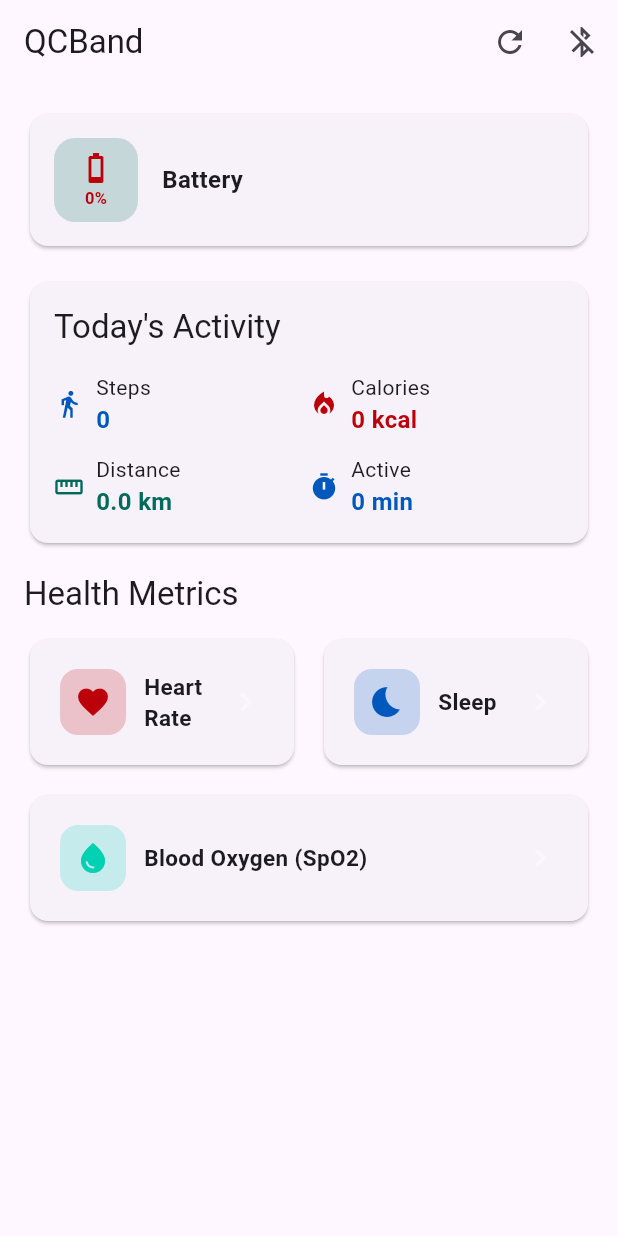
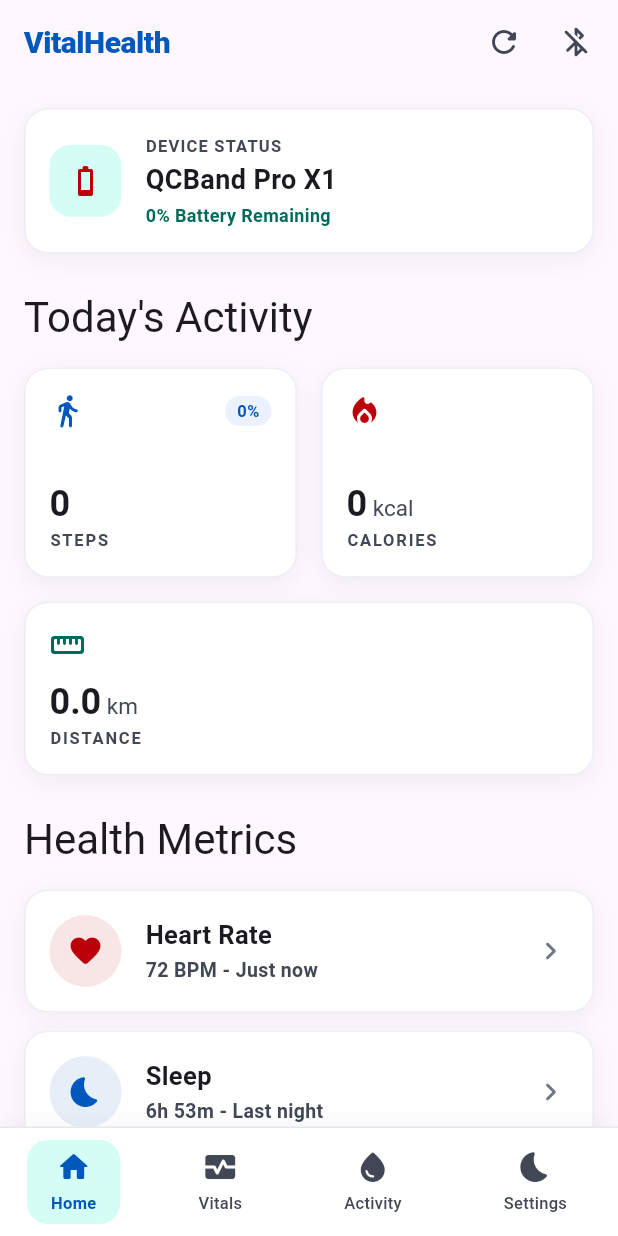
Before and after one commit to tranthienhau/flutter-qcband-sdk, a Flutter app: the DashboardScreen screen opened by its route, on a phone screen of 412 x 824 dp. Run offline on Flutter 3.47's test engine with Material 3 defaults, Android fonts, the light colour scheme and no system bars; our stand-ins replace flutter_riverpod, go_router; statements that could not run were skipped.

Commit message:
feat(dashboard): redesign to bento health layout
Device-status card, bento activity grid (steps goal %, calories,
distance), circular-icon metric rows, blue daily-insight banner.

```diff
--- a/lib/presentation/screens/dashboard/dashboard_screen.dart
+++ b/lib/presentation/screens/dashboard/dashboard_screen.dart
@@ -5,6 +5,7 @@
 import '../../../data/models/ble_device.dart';
 import '../../../main.dart';
 import '../../providers/providers.dart';
+import '../../widgets/app_bottom_nav.dart';
 
 class DashboardScreen extends ConsumerStatefulWidget {
   const DashboardScreen({super.key});
@@ -120,78 +121,82 @@
 
   @override
   Widget build(BuildContext context) {
-    final device = ref.watch(connectedDeviceProvider);
     final battery = ref.watch(batteryProvider);
     final sport = ref.watch(sportDataProvider);
     final deviceInfo = ref.watch(deviceInfoProvider);
-    final features = ref.watch(featureMapProvider);
 
     return Scaffold(
       appBar: AppBar(
-        title: Text(device?.name ?? 'QCBand'),
+        titleSpacing: 16,
+        title: const Text(
+          'VitalHealth',
+          style: TextStyle(
+            color: AppTheme.primary,
+            fontSize: 20,
+            fontWeight: FontWeight.w800,
+            letterSpacing: -0.3,
+          ),
+        ),
         actions: [
           IconButton(
-            icon: const Icon(Icons.refresh),
+            icon: const Icon(Icons.refresh_rounded),
+            color: AppTheme.onSurfaceVariant,
             onPressed: _refreshData,
           ),
           IconButton(
-            icon: const Icon(Icons.bluetooth_disabled),
+            icon: const Icon(Icons.bluetooth_disabled_rounded),
+            color: AppTheme.onSurfaceVariant,
             onPressed: _disconnect,
           ),
+          const SizedBox(width: 4),
         ],
       ),
+      bottomNavigationBar: const AppBottomNav(activeIndex: 0),
       body: RefreshIndicator(
         onRefresh: _refreshData,
         child: ListView(
-          padding: const EdgeInsets.all(16),
+          padding: const EdgeInsets.fromLTRB(16, 16, 16, 24),
           children: [
-            // Battery & Device Info
-            _BatteryDeviceCard(
-              battery: battery,
-              deviceInfo: deviceInfo,
-            ),
+            _DeviceStatusCard(battery: battery, deviceInfo: deviceInfo),
+            const SizedBox(height: 24),
+
+            // Today's Activity
+            Text("Today's Activity",
+                style: Theme.of(context).textTheme.headlineMedium),
             const SizedBox(height: 16),
+            _ActivityGrid(sport: sport),
+            const SizedBox(height: 24),
 
-            // Activity summary
-            _ActivityCard(sport: sport),
+            // Health Metrics
+            Text('Health Metrics',
+                style: Theme.of(context).textTheme.headlineMedium),
             const SizedBox(height: 16),
-
-            // Navigation cards
-            Text(
-              'Health Metrics',
-              style: Theme.of(context).textTheme.titleLarge,
+            _MetricRow(
+              icon: Icons.favorite_rounded,
+              iconColor: AppTheme.tertiary,
+              title: 'Heart Rate',
+              subtitle: '72 BPM - Just now',
+              onTap: () => context.go('/heart-rate'),
             ),
             const SizedBox(height: 12),
-
-            Row(
-              children: [
-                Expanded(
-                  child: _NavCard(
-                    icon: Icons.favorite,
-                    label: 'Heart Rate',
-                    color: AppTheme.heartRateColor,
-                    onTap: () => context.go('/heart-rate'),
-                  ),
-                ),
-                const SizedBox(width: 12),
-                Expanded(
-                  child: _NavCard(
-                    icon: Icons.bedtime,
-                    label: 'Sleep',
-                    color: AppTheme.sleepColor,
+            _MetricRow(
+              icon: Icons.bedtime_rounded,
+              iconColor: AppTheme.primary,
+              title: 'Sleep',
+              subtitle: '6h 53m - Last night',
               onTap: () => context.go('/sleep'),
             ),
-                ),
-              ],
-            ),
             const SizedBox(height: 12),
-
-            _NavCard(
-              icon: Icons.water_drop,
-              label: 'Blood Oxygen (SpO2)',
-              color: AppTheme.spo2Color,
+            _MetricRow(
+              icon: Icons.water_drop_rounded,
+              iconColor: AppTheme.secondary,
+              title: 'Blood Oxygen (SpO2)',
+              subtitle: '98% - Optimal',
               onTap: () => context.go('/spo2'),
             ),
+            const SizedBox(height: 24),
+
+            const _InsightCard(),
           ],
         ),
       ),
@@ -199,53 +204,36 @@
   }
 }
 
-class _BatteryDeviceCard extends StatelessWidget {
+class _DeviceStatusCard extends StatelessWidget {
   final dynamic battery;
   final dynamic deviceInfo;
 
-  const _BatteryDeviceCard({this.battery, this.deviceInfo});
+  const _DeviceStatusCard({this.battery, this.deviceInfo});
 
   @override
   Widget build(BuildContext context) {
     final level = battery?.level ?? 0;
     final charging = battery?.charging ?? false;
+    final deviceName = 'QCBand Pro X1';
 
-    return Card(
-      child: Padding(
+    return Container(
       padding: const EdgeInsets.all(16),
+      decoration: AppTheme.cardDecoration(),
       child: Row(
         children: [
-            // Battery indicator
           Container(
-              width: 56,
-              height: 56,
+            padding: const EdgeInsets.all(12),
             decoration: BoxDecoration(
-                color: AppTheme.batteryColor.withValues(alpha: 0.2),
+              color: AppTheme.secondaryContainer.withValues(alpha: 0.25),
               borderRadius: BorderRadius.circular(14),
             ),
-              child: Column(
-                mainAxisAlignment: MainAxisAlignment.center,
-                children: [
-                  Icon(
+            child: Icon(
               charging
-                        ? Icons.battery_charging_full
-                        : level > 50
-                            ? Icons.battery_full
+                  ? Icons.battery_charging_full_rounded
                   : level > 20
-                                ? Icons.battery_3_bar
-                                : Icons.battery_1_bar,
-                    color: level > 20 ? AppTheme.batteryColor : AppTheme.heartRateColor,
-                    size: 24,
-                  ),
-                  Text(
-                    '$level%',
-                    style: TextStyle(
-                      fontSize: 11,
-                      fontWeight: FontWeight.bold,
-                      color: level > 20 ? AppTheme.batteryColor : AppTheme.heartRateColor,
-                    ),
-                  ),
-                ],
+                      ? Icons.battery_full_rounded
+                      : Icons.battery_1_bar_rounded,
+              color: level > 20 ? AppTheme.secondary : AppTheme.tertiary,
             ),
           ),
           const SizedBox(width: 16),
@@ -254,179 +242,263 @@
               crossAxisAlignment: CrossAxisAlignment.start,
               children: [
                 Text(
-                    charging ? 'Charging' : 'Battery',
-                    style: const TextStyle(
+                  'DEVICE STATUS',
+                  style: TextStyle(
+                    fontSize: 11,
                     fontWeight: FontWeight.w600,
-                      fontSize: 16,
+                    letterSpacing: 0.8,
+                    color: AppTheme.onSurfaceVariant,
                   ),
                 ),
-                  if (deviceInfo != null) ...[
-                    const SizedBox(height: 4),
+                const SizedBox(height: 2),
                 Text(
-                      'HW: ${deviceInfo.hardware}  SW: ${deviceInfo.software}',
-                      style: Theme.of(context).textTheme.bodyMedium,
+                  deviceName,
+                  style: const TextStyle(
+                    fontSize: 18,
+                    fontWeight: FontWeight.w700,
+                    color: AppTheme.onSurface,
                   ),
-                  ],
-                ],
+                ),
+                const SizedBox(height: 2),
+                Text(
+                  charging
+                      ? 'Charging - $level%'
+                      : '$level% Battery Remaining',
+                  style: const TextStyle(
+                    fontSize: 12,
+                    fontWeight: FontWeight.w600,
+                    color: AppTheme.secondary,
                   ),
                 ),
               ],
             ),
           ),
+          if (deviceInfo != null)
+            Column(
+              crossAxisAlignment: CrossAxisAlignment.end,
+              children: [
+                Text('HW: ${deviceInfo.hardware}',
+                    style: const TextStyle(
+                        fontSize: 11, color: AppTheme.outline)),
+                Text('SW: ${deviceInfo.software}',
+                    style: const TextStyle(
+                        fontSize: 11, color: AppTheme.outline)),
+              ],
+            ),
+        ],
+      ),
     );
   }
 }
 
-class _ActivityCard extends StatelessWidget {
+class _ActivityGrid extends StatelessWidget {
   final dynamic sport;
 
-  const _ActivityCard({this.sport});
+  const _ActivityGrid({this.sport});
 
   @override
   Widget build(BuildContext context) {
     final steps = sport?.steps ?? 0;
     final calories = sport?.calories ?? 0.0;
     final distance = sport?.distance ?? 0;
-    final activeMinutes = sport?.activeMinutes ?? 0;
+    final goalPct = ((steps / 10000) * 100).clamp(0, 100).round();
 
-    return Card(
-      child: Padding(
-        padding: const EdgeInsets.all(16),
-        child: Column(
+    return Column(
+      children: [
+        Row(
           crossAxisAlignment: CrossAxisAlignment.start,
           children: [
-            Text('Today\'s Activity',
-                style: Theme.of(context).textTheme.titleLarge),
-            const SizedBox(height: 16),
-            Row(
-              children: [
             Expanded(
-                  child: _MetricTile(
-                    icon: Icons.directions_walk,
-                    label: 'Steps',
+              child: _ActivityTile(
+                icon: Icons.directions_walk_rounded,
+                iconColor: AppTheme.primary,
                 value: '$steps',
-                    color: AppTheme.stepsColor,
+                label: 'STEPS',
+                badge: '$goalPct%',
               ),
             ),
+            const SizedBox(width: 16),
             Expanded(
-                  child: _MetricTile(
-                    icon: Icons.local_fire_department,
-                    label: 'Calories',
-                    value: '${calories.toInt()} kcal',
-                    color: AppTheme.caloriesColor,
+              child: _ActivityTile(
+                icon: Icons.local_fire_department_rounded,
+                iconColor: AppTheme.tertiary,
+                value: '${calories.toInt()}',
+                unit: 'kcal',
+                label: 'CALORIES',
               ),
             ),
           ],
         ),
-            const SizedBox(height: 12),
+        const SizedBox(height: 16),
+        _ActivityTile(
+          icon: Icons.straighten_rounded,
+          iconColor: AppTheme.secondary,
+          value: (distance / 1000).toStringAsFixed(1),
+          unit: 'km',
+          label: 'DISTANCE',
+          wide: true,
+        ),
+      ],
+    );
+  }
+}
+
+class _ActivityTile extends StatelessWidget {
+  final IconData icon;
+  final Color iconColor;
+  final String value;
+  final String? unit;
+  final String label;
+  final String? badge;
+  final bool wide;
+
+  const _ActivityTile({
+    required this.icon,
+    required this.iconColor,
+    required this.value,
+    this.unit,
+    required this.label,
+    this.badge,
+    this.wide = false,
+  });
+
+  @override
+  Widget build(BuildContext context) {
+    return Container(
+      padding: const EdgeInsets.all(16),
+      decoration: AppTheme.cardDecoration(),
+      child: Column(
+        crossAxisAlignment: CrossAxisAlignment.start,
+        mainAxisSize: MainAxisSize.min,
+        children: [
           Row(
+            mainAxisAlignment: MainAxisAlignment.spaceBetween,
             children: [
-                Expanded(
-                  child: _MetricTile(
-                    icon: Icons.straighten,
-                    label: 'Distance',
-                    value: '${(distance / 1000).toStringAsFixed(1)} km',
-                    color: AppTheme.distanceColor,
+              Icon(icon, color: iconColor),
+              if (badge != null)
+                Container(
+                  padding:
+                      const EdgeInsets.symmetric(horizontal: 8, vertical: 2),
+                  decoration: BoxDecoration(
+                    color: AppTheme.primaryFixed.withValues(alpha: 0.5),
+                    borderRadius: BorderRadius.circular(999),
+                  ),
+                  child: Text(
+                    badge!,
+                    style: const TextStyle(
+                      fontSize: 11,
+                      fontWeight: FontWeight.w700,
+                      color: AppTheme.primary,
                     ),
                   ),
-                Expanded(
-                  child: _MetricTile(
-                    icon: Icons.timer,
-                    label: 'Active',
-                    value: '$activeMinutes min',
-                    color: AppTheme.sleepColor,
+                ),
+            ],
+          ),
+          SizedBox(height: wide ? 12 : 36),
+          Column(
+            crossAxisAlignment: CrossAxisAlignment.start,
+            children: [
+              RichText(
+                text: TextSpan(
+                  text: value,
+                  style: const TextStyle(
+                    fontSize: 24,
+                    fontWeight: FontWeight.w700,
+                    color: AppTheme.onSurface,
+                  ),
+                  children: [
+                    if (unit != null)
+                      TextSpan(
+                        text: ' $unit',
+                        style: const TextStyle(
+                          fontSize: 15,
+                          fontWeight: FontWeight.w400,
+                          color: AppTheme.onSurfaceVariant,
+                        ),
+                      ),
+                  ],
+                ),
+              ),
+              const SizedBox(height: 2),
+              Text(
+                label,
+                style: const TextStyle(
+                  fontSize: 11,
+                  fontWeight: FontWeight.w600,
+                  letterSpacing: 1.2,
+                  color: AppTheme.onSurfaceVariant,
                 ),
               ),
             ],
           ),
         ],
       ),
-      ),
     );
   }
 }
 
-class _MetricTile extends StatelessWidget {
+class _MetricRow extends StatelessWidget {
   final IconData icon;
-  final String label;
-  final String value;
-  final Color color;
-
-  const _MetricTile({
-    required this.icon,
-    required this.label,
-    required this.value,
-    required this.color,
-  });
-
-  @override
-  Widget build(BuildContext context) {
-    return Row(
-      children: [
-        Icon(icon, color: color, size: 20),
-        const SizedBox(width: 8),
-        Column(
-          crossAxisAlignment: CrossAxisAlignment.start,
-          children: [
-            Text(label, style: Theme.of(context).textTheme.bodyMedium),
-            Text(
-              value,
-              style: TextStyle(
-                fontSize: 16,
-                fontWeight: FontWeight.bold,
-                color: color,
-              ),
-            ),
-          ],
-        ),
-      ],
-    );
-  }
-}
-
-class _NavCard extends StatelessWidget {
-  final IconData icon;
-  final String label;
-  final Color color;
+  final Color iconColor;
+  final String title;
+  final String subtitle;
   final VoidCallback onTap;
 
-  const _NavCard({
+  const _MetricRow({
     required this.icon,
-    required this.label,
-    required this.color,
+    required this.iconColor,
+    required this.title,
+    required this.subtitle,
     required this.onTap,
   });
 
   @override
   Widget build(BuildContext context) {
-    return Card(
+    return Material(
+      color: Colors.transparent,
       child: InkWell(
         onTap: onTap,
         borderRadius: BorderRadius.circular(16),
-        child: Padding(
-          padding: const EdgeInsets.all(20),
+        child: Container(
+          padding: const EdgeInsets.all(16),
+          decoration: AppTheme.cardDecoration(),
           child: Row(
             children: [
               Container(
-                width: 44,
-                height: 44,
+                width: 48,
+                height: 48,
                 decoration: BoxDecoration(
-                  color: color.withValues(alpha: 0.2),
-                  borderRadius: BorderRadius.circular(12),
+                  color: iconColor.withValues(alpha: 0.1),
+                  shape: BoxShape.circle,
                 ),
-                child: Icon(icon, color: color),
+                child: Icon(icon, color: iconColor, size: 24),
               ),
-              const SizedBox(width: 12),
+              const SizedBox(width: 16),
               Expanded(
-                child: Text(
-                  label,
+                child: Column(
+                  crossAxisAlignment: CrossAxisAlignment.start,
+                  children: [
+                    Text(
+                      title,
                       style: const TextStyle(
+                        fontSize: 17,
                         fontWeight: FontWeight.w600,
-                    fontSize: 15,
+                        color: AppTheme.onSurface,
                       ),
                     ),
+                    const SizedBox(height: 2),
+                    Text(
+                      subtitle,
+                      style: const TextStyle(
+                        fontSize: 13,
+                        fontWeight: FontWeight.w600,
+                        color: AppTheme.onSurfaceVariant,
                       ),
-              Icon(Icons.chevron_right, color: Colors.white38),
+                    ),
+                  ],
+                ),
+              ),
+              const Icon(Icons.chevron_right_rounded, color: AppTheme.outline),
             ],
           ),
         ),
@@ -434,3 +506,66 @@
     );
   }
 }
+
+class _InsightCard extends StatelessWidget {
+  const _InsightCard();
+
+  @override
+  Widget build(BuildContext context) {
+    return Container(
+      padding: const EdgeInsets.all(24),
+      decoration: BoxDecoration(
+        color: AppTheme.primary,
+        borderRadius: BorderRadius.circular(20),
+      ),
+      child: Stack(
+        children: [
+          Positioned(
+            right: -8,
+            top: 8,
+            child: Icon(
+              Icons.trending_up_rounded,
+              size: 96,
+              color: Colors.white.withValues(alpha: 0.12),
+            ),
+          ),
+          Column(
+            crossAxisAlignment: CrossAxisAlignment.start,
+            children: [
+              Text(
+                'DAILY INSIGHT',
+                style: TextStyle(
+                  fontSize: 11,
+                  fontWeight: FontWeight.w600,
+                  letterSpacing: 1.2,
+                  color: Colors.white.withValues(alpha: 0.8),
+                ),
+              ),
+              const SizedBox(height: 8),
+              const SizedBox(
+                width: 240,
+                child: Text(
+                  'Your recovery rate is 15% higher today.',
+                  style: TextStyle(
+                    fontSize: 22,
+                    fontWeight: FontWeight.w700,
+                    color: Colors.white,
+                    height: 1.2,
+                  ),
+                ),
+              ),
+              const SizedBox(height: 8),
+              Text(
+                'Great job maintaining a consistent sleep schedule this week!',
+                style: TextStyle(
+                  fontSize: 14,
+                  color: Colors.white.withValues(alpha: 0.9),
+                ),
+              ),
+            ],
+          ),
+        ],
+      ),
+    );
+  }
+}
```
Lines whose indentation alone changed are shown as unchanged.
